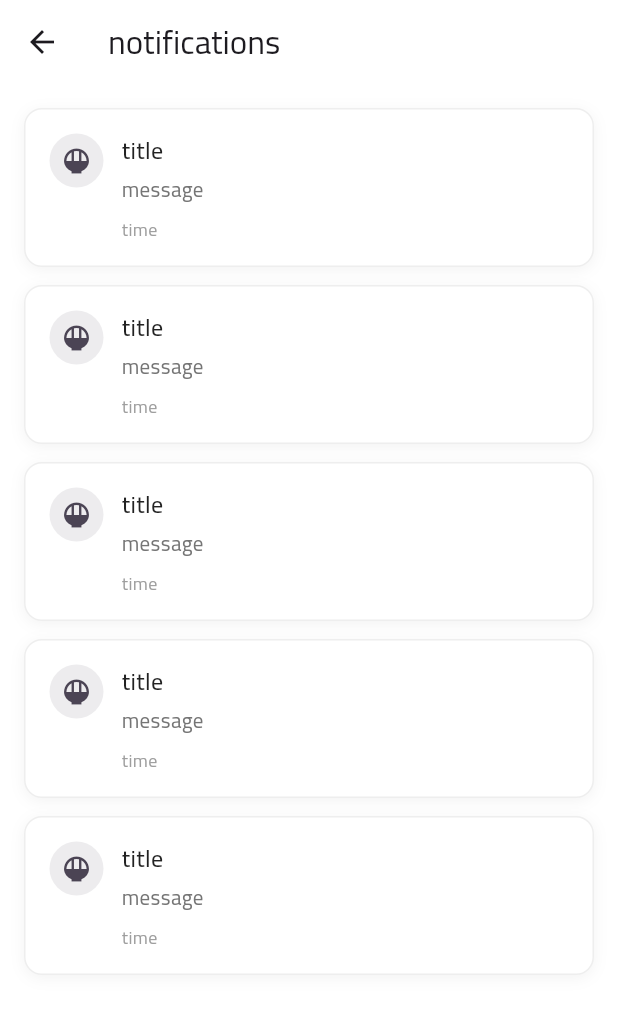
After one commit to mostafaahmedbahr/Drivo, a Flutter app: the NotificationsScreen screen opened by its route, on a phone screen of 412 x 824 dp. The commit adds this screen. Shown: the top 1014 px of the screen. Run offline on Flutter 3.47's test engine with Material 3 defaults, Android fonts, the phone set to English and light mode, and no system bars; our stand-ins replace cached_network_image, carousel_slider, dartz, dio, easy_localization, firebase_core and 14 more; accounts and stored records are empty; network calls fail.

Commit message:
notifications screen ui part 1

```diff
--- a/lib/core/app_nav/router/app_router.dart
+++ b/lib/core/app_nav/router/app_router.dart
@@ -10,6 +10,7 @@ import 'package:drivo/features/splash/presentation/screens/splash_screen.dart';
 import '../../../features/car_details/presentation/screens/car_gallery_images_screen.dart';
 import '../../../features/contracts/presentation/screens/contracts_screen.dart';
 import '../../../features/more/presentation/screens/more_screen.dart';
+import '../../../features/notifications/presentation/screens/notifications_screen.dart';
 import '../../../features/profile/presentation/screens/profile_screen.dart';
 import '../../../features/splash/presentation/screens/splash_screen_2.dart';
 import '../../../main_importants.dart';
@@ -78,6 +79,10 @@ class AppRouter {
         return MaterialPageRoute(
           builder: (context) => const BookingScreen(),
         );
+      case Routes.notificationsScreen:
+        return MaterialPageRoute(
+          builder: (context) => const NotificationsScreen(),
+        );
       default:
         return null;
     }
--- a/lib/core/app_nav/router/routes.dart
+++ b/lib/core/app_nav/router/routes.dart
@@ -12,6 +12,7 @@ class Routes {
   static const String moreScreen = '/moreScreen';
   static const String contractsScreen = '/contractsScreen';
   static const String profileScreen = '/profileScreen';
+  static const String notificationsScreen = '/notificationsScreen';
 
 
 }
--- a/lib/features/layout/presentation/widgets/profile_name_and_notification_icon.dart
+++ b/lib/features/layout/presentation/widgets/profile_name_and_notification_icon.dart
@@ -32,7 +32,11 @@ class ProfileNameAndNotificationIcon extends StatelessWidget {
             ),
           ],
         ),
-        SvgPicture.asset(SvgImages.notify,colorFilter: ColorFilter.mode(AppColors.orange, BlendMode.srcIn),),
+        InkWell(
+            onTap: (){
+              context.pushNamed(Routes.notificationsScreen);
+            },
+            child: SvgPicture.asset(SvgImages.notify,colorFilter: ColorFilter.mode(AppColors.orange, BlendMode.srcIn),)),
       ],
     );
   }
--- /dev/null
+++ b/lib/features/notifications/presentation/screens/notifications_screen.dart
@@ -0,0 +1,20 @@
+import 'package:easy_localization/easy_localization.dart';
+
+import '../../../../main_importants.dart';
+import '../widgets/notification_list.dart';
+
+class NotificationsScreen extends StatelessWidget {
+  const NotificationsScreen({super.key});
+
+  @override
+  Widget build(BuildContext context) {
+    return Scaffold(
+      appBar: AppBar(
+        title: Text(LocaleKeys.notifications.tr()),
+      ),
+      body: NotificationList(),
+    );
+  }
+
+
+}
--- /dev/null
+++ b/lib/features/notifications/presentation/widgets/notification_item.dart
@@ -0,0 +1,133 @@
+
+
+import '../../../../../main_importants.dart';
+
+class NotificationItem extends StatelessWidget {
+  const NotificationItem({
+    super.key,
+    required this.id,
+    required this.title,
+    required this.message,
+    required this.time,
+    required this.type,
+    required this.icon,
+    required this.onTap,
+  });
+
+  final String id;
+  final String title;
+  final String message;
+  final String time;
+  final String type;
+  final IconData icon;
+  final VoidCallback onTap;
+
+  @override
+  Widget build(BuildContext context) {
+    return GestureDetector(
+      onTap: onTap,
+      child: Container(
+        padding: EdgeInsets.all(16),
+        decoration: BoxDecoration(
+          color:   Colors.white,
+          borderRadius: BorderRadius.circular(12),
+          border: Border.all(
+            color:   Colors.grey.shade200 ,
+            width:   1  ,
+          ),
+          boxShadow: [
+            BoxShadow(
+              color: Colors.black.withValues(alpha: 0.05),
+              blurRadius: 8,
+              offset: Offset(0, 2),
+            ),
+          ],
+        ),
+        child: Row(
+          crossAxisAlignment: CrossAxisAlignment.start,
+          children: [
+            // Notification icon
+            Container(
+              padding: EdgeInsets.all(8),
+              decoration: BoxDecoration(
+                color: _getIconColor(type).withValues(alpha: 0.1),
+                shape: BoxShape.circle,
+              ),
+              child: Icon(
+                icon,
+                color: _getIconColor(type),
+                size: 20,
+              ),
+            ),
+            horizontalSpace(12),
+
+            // Notification content
+            Expanded(
+              child: Column(
+                crossAxisAlignment: CrossAxisAlignment.start,
+                children: [
+                  Row(
+                    mainAxisAlignment: MainAxisAlignment.spaceBetween,
+                    crossAxisAlignment: CrossAxisAlignment.start,
+                    children: [
+                      Expanded(
+                        child: Text(
+                          title,
+                          style: TextStyle(
+                            fontSize: 16,
+                            fontWeight:  FontWeight.w500  ,
+                            color: AppColors.blackColor,
+                          ),
+                          maxLines: 1,
+                          overflow: TextOverflow.ellipsis,
+                        ),
+                      ),
+
+                    ],
+                  ),
+                  verticalSpace(4),
+                  Text(
+                    message,
+                    style: TextStyle(
+                      fontSize: 14,
+                      color: Colors.grey.shade600,
+                    ),
+                    maxLines: 2,
+                    overflow: TextOverflow.ellipsis,
+                  ),
+                  verticalSpace(8),
+                  Text(
+                    time,
+                    style: TextStyle(
+                      fontSize: 12,
+                      color: Colors.grey.shade500,
+                    ),
+                  ),
+                ],
+              ),
+            ),
+          ],
+        ),
+      ),
+    );
+  }
+
+  Color _getIconColor(String type) {
+    switch (type) {
+      case 'order':
+        return Colors.blue;
+      case 'promotion':
+        return Colors.orange;
+      case 'payment':
+        return Colors.green;
+      case 'delivery':
+        return Colors.purple;
+      case 'rewards':
+        return AppColors.shipGray;
+      case 'security':
+        return Colors.red;
+      default:
+        return AppColors.shipGray;
+    }
+  }
+}
--- /dev/null
+++ b/lib/features/notifications/presentation/widgets/notification_list.dart
@@ -0,0 +1,31 @@
+
+import '../../../../../main_importants.dart';
+import 'notification_item.dart';
+
+class NotificationList extends StatelessWidget {
+  const NotificationList({super.key});
+
+  @override
+  Widget build(BuildContext context) {
+    return ListView.separated(
+      padding: EdgeInsets.all(16),
+      itemCount: 5,
+      separatorBuilder: (context, index) => verticalSpace(12),
+      itemBuilder: (context, index) {
+        return NotificationItem(
+          id: "1",
+          title: "title",
+          message: "message",
+          time: "time",
+          type: "type",
+          icon: Icons.rice_bowl,
+          onTap: () {
+
+          },
+        );
+      },
+    );
+  }
+
+
+}
--- a/lib/lang/locale_keys.dart
+++ b/lib/lang/locale_keys.dart
@@ -60,6 +60,7 @@ abstract class LocaleKeys {
   static const totalPrice = "totalPrice";
   static const details = "details";
   static const download = "download";
+  static const notifications = "notifications";
 
 
 
```
